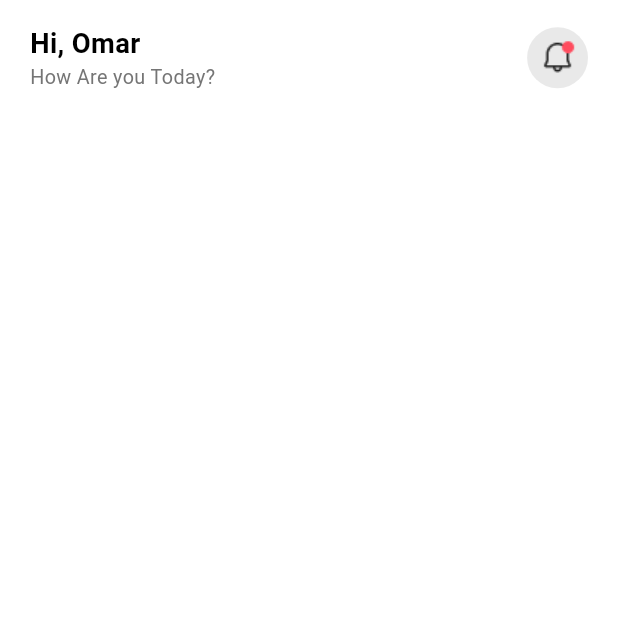
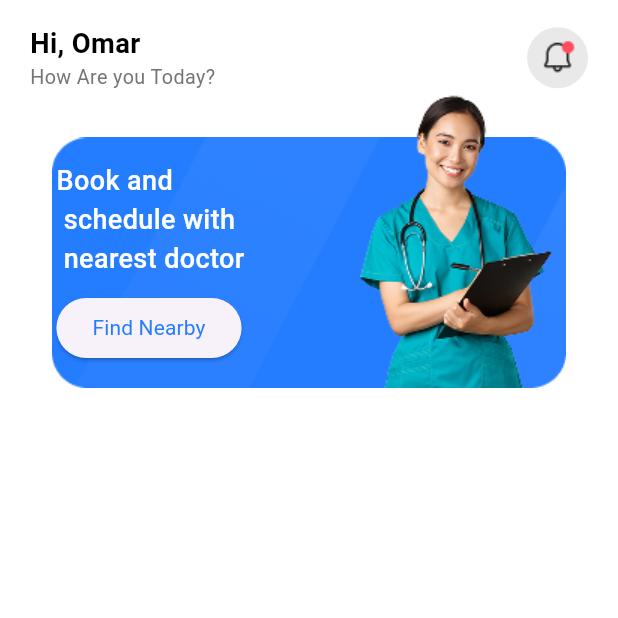
Before and after one commit to MohameD-MahmouD-0-0/doctor_App, a Flutter app: the screen it shows after launch, on a phone screen of 412 x 824 dp, the top half of it. Run offline on Flutter 3.47's test engine with Material 3 defaults, Android fonts, the phone set to English and light mode, and no system bars; our stand-ins replace dartz, flutter_bloc, flutter_screenutil, flutter_svg.

Commit message:
added doctor photo png. added blue doctor background.

```diff
--- /dev/null
+++ b/lib/ui/Home_Page/doctor_blue_container.dart
@@ -0,0 +1,56 @@
+import 'package:doctor/ui/app_color.dart';
+import 'package:flutter/material.dart';
+import 'package:flutter_screenutil/flutter_screenutil.dart';
+
+class DoctorBlurContainer extends StatelessWidget {
+  @override
+  Widget build(BuildContext context) {
+    return SizedBox(
+      height: 195.h,
+      child: Stack(
+        alignment: Alignment.bottomCenter,
+        children: [
+          Container(
+            width: double.infinity,
+            height: 165.h,
+            padding: EdgeInsets.symmetric(horizontal: 16.w, vertical: 16.h),
+            decoration: BoxDecoration(
+              image: DecorationImage(
+                image: AssetImage('assets/images/Blue_Background.png'),
+              ),
+            ),
+            child: Column(
+              crossAxisAlignment: CrossAxisAlignment.start,
+              mainAxisAlignment: MainAxisAlignment.spaceBetween,
+              children: [
+                Text(
+                  'Book and\n schedule with\n nearest doctor',
+                  style: TextStyle(
+                    fontSize: 18,
+                    fontWeight: FontWeight.w500,
+                    color: Colors.white,
+                  ),
+                ),
+                ElevatedButton(
+                  onPressed: () {},
+                  child: Text(
+                    'Find Nearby',
+                    style: TextStyle(
+                      fontSize: 14,
+                      fontWeight: FontWeight.w400,
+                      color: AppColor.mainblue,
+                    ),
+                  ),
+                ),
+              ],
+            ),
+          ),
+          Positioned(
+            right: 20,
+            child: Image.asset('assets/images/doctor.png'),
+          ),
+        ],
+      ),
+    );
+  }
+}
--- a/lib/ui/Home_Page/home_screen.dart
+++ b/lib/ui/Home_Page/home_screen.dart
@@ -2,6 +2,8 @@ import 'package:doctor/ui/Home_Page/tap_home_page.dart';
 import 'package:doctor/ui/app_color.dart';
 import 'package:flutter/material.dart';
 import 'package:flutter/widgets.dart';
+
+import 'doctor_blue_container.dart';
 
 class HomeScreen extends StatelessWidget{
   static const String routeName = 'HomeScreen';
@@ -16,6 +18,7 @@ class HomeScreen extends StatelessWidget{
         child:Column(
           children: [
             TapHomePage(),
+            DoctorBlurContainer(),
           ],
         ) ,
       )
```
Also changed, not shown: assets/images/Blue_Background.png (added), assets/images/doctor.png (added).
